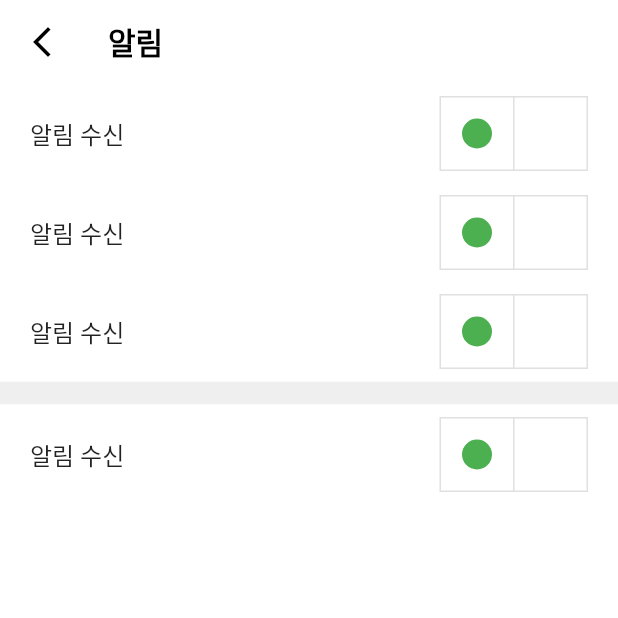
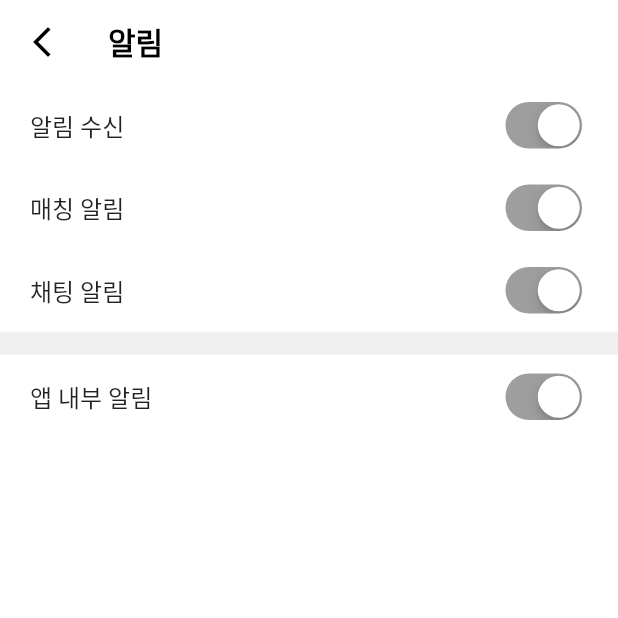
Before and after one commit to Re-4aliens/frontend, a Flutter app: the SettingNotificationPage screen opened by its route, on a phone screen of 412 x 824 dp, the top half of it. Run offline on Flutter 3.47's test engine with Material 2 defaults, Android fonts, the phone set to English and light mode, and no system bars; our stand-ins replace flutter_secure_storage; missing offline and left inert: dart:ffi; accounts and stored records are empty; network calls fail.

Commit message:
feat: 토글 버튼 수정

```diff
--- a/lib/views/pages/setting/setting_page.dart
+++ b/lib/views/components/setting_widget.dart
@@ -137,7 +137,7 @@ Widget buildSettingList(context, index, memberDetails) {
     minVerticalPadding: 23,
     onTap: () {
       if (index > 2)
-        Navigator.pushNamed(context, navigatorList.elementAt(index - 3));
+        Navigator.pushNamed(context, navigatorList.elementAt(index - 3), arguments: memberDetails);
     },
     title: Row(
       mainAxisAlignment: MainAxisAlignment.spaceBetween,
--- a/lib/views/pages/matching/matching_apply_done_page.dart
+++ b/lib/views/pages/matching/matching_apply_done_page.dart
@@ -80,7 +80,8 @@ class _MatchingApplyDonePageState extends State<MatchingApplyDonePage> {
                   onTap: (){
                     //스택 비우고
                     Navigator.of(context)
-                        .pushNamedAndRemoveUntil('/home', (Route<dynamic> route) => false);
+                        .pushNamedAndRemoveUntil('/', (Route<dynamic> route) => false
+                    );
                     //state페이지를 push
                     Navigator.pushNamed(context, '/state', arguments: memberDetails);
                   },
--- a/lib/views/pages/setting/setting_notification_page.dart
+++ b/lib/views/pages/setting/setting_notification_page.dart
@@ -16,6 +16,8 @@ class SettingNotificationPage extends StatefulWidget {
 }
 
 class _SettingNotificationPageState extends State<SettingNotificationPage> {
+  bool value = true;
+
   @override
   Widget build(BuildContext context) {
 
@@ -41,19 +43,7 @@ class _SettingNotificationPageState extends State<SettingNotificationPage> {
       ),
       body: Column(
         children: [
-          for(int i = 0; i <3; i++)
-            buildWidget(),
-          Divider(
-            thickness: 15,
-            color: Color(0xffEFEFEF),
-          ),
-          buildWidget(),
-        ],
-      )
-    );
-  }
-  Widget buildWidget(){
-    return Container(
+          Container(
             alignment: Alignment.center,
             margin: EdgeInsets.symmetric(horizontal: 20, vertical: 8),
             child: Row(
@@ -63,31 +53,82 @@ class _SettingNotificationPageState extends State<SettingNotificationPage> {
                   style: TextStyle(
                     fontSize: 16,
                   ),),
-          ToggleButtons(children: [
-            Container(
-              height: 20,
-              width: 20,
-              decoration: BoxDecoration(
-                borderRadius: BorderRadius.circular(10),
-                color: Colors.green,
+                CupertinoSwitch(
+                  value: value,
+                  activeColor: Colors.grey,
+                  onChanged:  (value) => setState(() {
+                    this.value = value;
+                  }),
+                ),
+              ],
             ),
           ),
           Container(
-              height: 20,
-              width: 20,
-              decoration: BoxDecoration(
-                borderRadius: BorderRadius.circular(10),
-                color: Colors.white,
+            alignment: Alignment.center,
+            margin: EdgeInsets.symmetric(horizontal: 20, vertical: 8),
+            child: Row(
+              mainAxisAlignment: MainAxisAlignment.spaceBetween,
+              children: [
+                Text('매칭 알림',
+                  style: TextStyle(
+                    fontSize: 16,
+                  ),),
+                CupertinoSwitch(
+                  value: value,
+                  activeColor: Colors.grey,
+                  onChanged:  (value) => setState(() {
+                    this.value = value;
+                  }),
+                ),
+              ],
             ),
           ),
+          Container(
+            alignment: Alignment.center,
+            margin: EdgeInsets.symmetric(horizontal: 20, vertical: 8),
+            child: Row(
+              mainAxisAlignment: MainAxisAlignment.spaceBetween,
+              children: [
+                Text('채팅 알림',
+                  style: TextStyle(
+                    fontSize: 16,
+                  ),),
+                CupertinoSwitch(
+                  value: value,
+                  activeColor: Colors.grey,
+                  onChanged:  (value) => setState(() {
+                    this.value = value;
+                  }),
+                ),
               ],
-            isSelected: [
-              true,
-              false
+            ),
+          ),
+          Divider(
+            thickness: 15,
+            color: Color(0xffEFEFEF),
+          ),
+          Container(
+            alignment: Alignment.center,
+            margin: EdgeInsets.symmetric(horizontal: 20, vertical: 8),
+            child: Row(
+              mainAxisAlignment: MainAxisAlignment.spaceBetween,
+              children: [
+                Text('앱 내부 알림',
+                  style: TextStyle(
+                    fontSize: 16,
+                  ),),
+                CupertinoSwitch(
+                  value: value,
+                  activeColor: Colors.grey,
+                  onChanged:  (value) => setState(() {
+                    this.value = value;
+                  }),
+                ),
+              ],
+            ),
+          )
         ],
       )
-        ],
-      ),
     );
   }
 }
--- a/lib/views/pages/setting/setting_security_page.dart
+++ b/lib/views/pages/setting/setting_security_page.dart
@@ -18,7 +18,7 @@ class SettingSecurityPage extends StatefulWidget {
 class _SettingSecurityPageState extends State<SettingSecurityPage> {
   @override
   Widget build(BuildContext context) {
-
+    var memberDetails = ModalRoute.of(context)!.settings.arguments;
     return Scaffold(
       backgroundColor: Colors.white,
       appBar: AppBar(
@@ -61,7 +61,7 @@ class _SettingSecurityPageState extends State<SettingSecurityPage> {
           ),
           ListTile(
             onTap: (){
-              Navigator.pushNamed(context, '/setting/delete');
+              Navigator.pushNamed(context, '/setting/delete', arguments: memberDetails);
             },
             title: Row(
               mainAxisAlignment: MainAxisAlignment.spaceBetween,
```
Also changed, not shown: lib/main.dart (+7 -5 lines), lib/views/pages/home_page.dart (+24 -44 lines), lib/views/pages/main_page.dart (added, +206 -0 lines), lib/views/pages/setting/setting_delete_done_page.dart (added, +84 -0 lines), lib/views/pages/setting/setting_delete_page.dart (+79 -15 lines), lib/views/components/matching_widget.dart (renamed from lib/views/pages/matching/matching_page.dart). Lines whose indentation alone changed are shown as unchanged.
